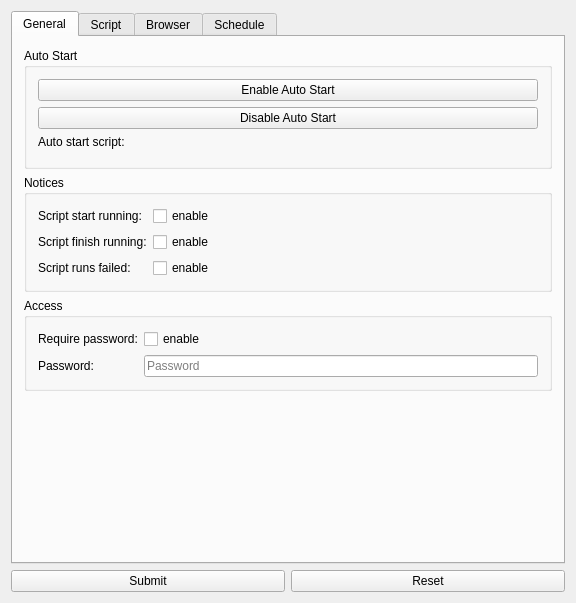
junity233/Concentrating, file Concentrating/SettingPage.ui: the form before one commit.
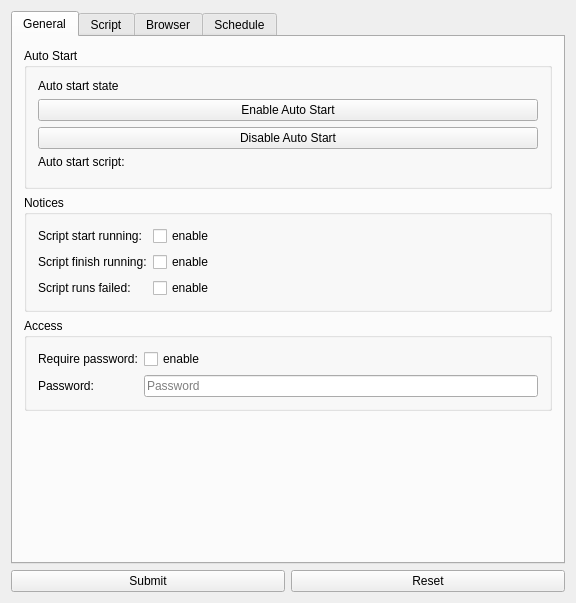
The form after the commit. Icons and pictures are not drawn. Custom widgets are drawn as their Qt base class.

```diff
--- a/Concentrating/SettingPage.ui
+++ b/Concentrating/SettingPage.ui
@@ -34,6 +34,13 @@
           <string>Auto Start</string>
          </property>
          <layout class="QVBoxLayout" name="verticalLayout">
+          <item>
+           <widget class="QLabel" name="autoStartState">
+            <property name="text">
+             <string>Auto start state</string>
+            </property>
+           </widget>
+          </item>
           <item>
            <widget class="QPushButton" name="enableAutoStart">
             <property name="text">
```
